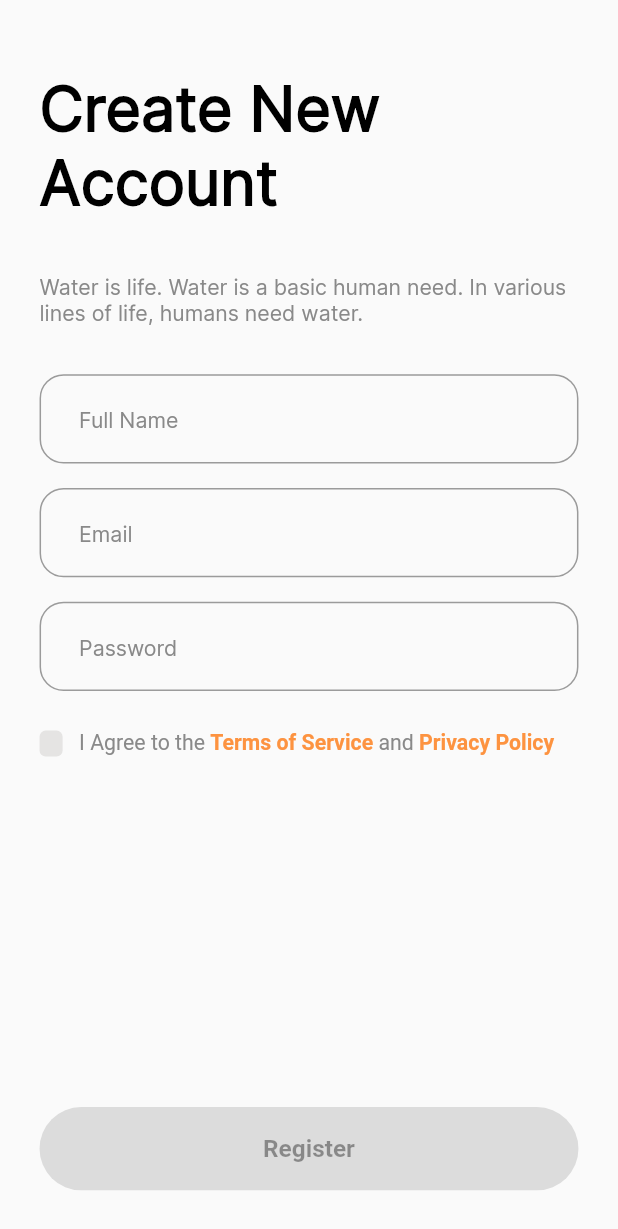
After one commit to andisoer/pet-app, a Flutter app: the RegisterView screen opened by its route, on a phone screen of 412 x 824 dp. The commit adds this screen. Shown: the top 1229 px of the screen. Run offline on Flutter 3.47's test engine with Material 2 defaults, Android fonts, the phone set to English and light mode, and no system bars; our stand-ins replace dots_indicator, flutter_screenutil, flutter_svg, get.

Commit message:
register view

```diff
--- a/lib/configs/page/app_pages.dart
+++ b/lib/configs/page/app_pages.dart
@@ -3,6 +3,8 @@ import 'package:pet_app/configs/route/app_routes.dart';
 import 'package:pet_app/modules/auth/login/controller/login_controller.dart';
 import 'package:pet_app/modules/auth/login/view/login_view.dart';
 import 'package:pet_app/modules/auth/onboarding/view/onboarding_view.dart';
+import 'package:pet_app/modules/auth/register/controller/register_controller.dart';
+import 'package:pet_app/modules/auth/register/view/register_view.dart';
 
 class AppPages {
   AppPages._();
@@ -20,6 +22,13 @@ class AppPages {
           () => Get.lazyPut<LoginController>(() => LoginController()),
         ),
       ),
+      GetPage(
+        name: AppRoutes.register,
+        page: () => const RegisterView(),
+        binding: BindingsBuilder(
+          () => Get.lazyPut<RegisterController>(() => RegisterController()),
+        ),
+      ),
     ];
   }
 }
--- a/lib/configs/route/app_routes.dart
+++ b/lib/configs/route/app_routes.dart
@@ -3,4 +3,5 @@ class AppRoutes {
 
   static const String onBoarding = '/on-boarding';
   static const String login = '/login';
+  static const String register = '/register';
 }
--- a/lib/configs/theme/app_text_styles.dart
+++ b/lib/configs/theme/app_text_styles.dart
@@ -64,4 +64,10 @@ class AppTextStyles {
     fontWeight: FontWeight.w700,
     fontSize: 14.sp,
   );
+
+  static final TextStyle f12w400Grey = TextStyle(
+    color: AppColors.grey,
+    fontWeight: FontWeight.w400,
+    fontSize: 14.sp,
+  );
 }
--- a/lib/modules/auth/login/view/login_view.dart
+++ b/lib/modules/auth/login/view/login_view.dart
@@ -1,7 +1,9 @@
+import 'package:flutter/gestures.dart';
 import 'package:flutter/material.dart';
 import 'package:flutter_screenutil/flutter_screenutil.dart';
 import 'package:get/get.dart';
 import 'package:pet_app/configs/color/app_colors.dart';
+import 'package:pet_app/configs/route/app_routes.dart';
 import 'package:pet_app/configs/theme/app_text_styles.dart';
 import 'package:pet_app/constants/asset_constants.dart';
 import 'package:pet_app/modules/auth/login/controller/login_controller.dart';
@@ -95,6 +97,8 @@ class LoginView extends StatelessWidget {
                     TextSpan(
                       text: 'Create Account',
                       style: AppTextStyles.f12w700Primary,
+                      recognizer: TapGestureRecognizer()
+                        ..onTap = () => Get.toNamed(AppRoutes.register),
                     ),
                   ],
                 ),
--- /dev/null
+++ b/lib/modules/auth/register/controller/register_controller.dart
@@ -0,0 +1,42 @@
+import 'package:flutter/material.dart';
+import 'package:get/get.dart';
+
+class RegisterController extends GetxController {
+  static RegisterController get to => Get.find<RegisterController>();
+
+  RxBool isTermConditionChecked = RxBool(false);
+  RxBool isRegisterButtonEnabled = RxBool(false);
+
+  TextEditingController fullNameController = TextEditingController();
+  TextEditingController emailController = TextEditingController();
+  TextEditingController passwordController = TextEditingController();
+
+  void checkTermCondition() {
+    isTermConditionChecked.value = !isTermConditionChecked.value;
+    registerFormListener();
+  }
+
+  @override
+  void onInit() {
+    super.onInit();
+
+    fullNameController.addListener(registerFormListener);
+    emailController.addListener(registerFormListener);
+    passwordController.addListener(registerFormListener);
+  }
+
+  void registerFormListener() {
+    var fullName = fullNameController.text.trim();
+    var email = emailController.text.trim();
+    var password = passwordController.text.trim();
+
+    if (fullName.isNotEmpty &&
+        email.isNotEmpty &&
+        password.isNotEmpty &&
+        isTermConditionChecked.value) {
+      isRegisterButtonEnabled.value = true;
+    } else {
+      isRegisterButtonEnabled.value = false;
+    }
+  }
+}
--- /dev/null
+++ b/lib/modules/auth/register/view/register_view.dart
@@ -0,0 +1,127 @@
+import 'package:flutter/material.dart';
+import 'package:flutter_screenutil/flutter_screenutil.dart';
+import 'package:get/get.dart';
+import 'package:pet_app/configs/color/app_colors.dart';
+import 'package:pet_app/configs/theme/app_text_styles.dart';
+import 'package:pet_app/modules/auth/register/controller/register_controller.dart';
+
+class RegisterView extends StatelessWidget {
+  const RegisterView({Key? key}) : super(key: key);
+
+  @override
+  Widget build(BuildContext context) {
+    return Scaffold(
+      body: SafeArea(
+        child: Container(
+          margin: EdgeInsets.symmetric(horizontal: 24.w, vertical: 30.h),
+          child: Column(
+            crossAxisAlignment: CrossAxisAlignment.stretch,
+            children: [
+              const SizedBox(height: 18),
+              Text(
+                'Create New\nAccount',
+                style: AppTextStyles.f40w600Black,
+              ),
+              SizedBox(height: 36.h),
+              Text(
+                'Water is life. Water is a basic human need. In various lines of life, humans need water.',
+                style: AppTextStyles.f14w400Grey,
+              ),
+              SizedBox(height: 32.h),
+              TextField(
+                controller: RegisterController.to.fullNameController,
+                keyboardType: TextInputType.name,
+                decoration: const InputDecoration(hintText: 'Full Name'),
+              ),
+              SizedBox(height: 16.h),
+              TextField(
+                controller: RegisterController.to.emailController,
+                keyboardType: TextInputType.emailAddress,
+                decoration: const InputDecoration(hintText: 'Email'),
+              ),
+              SizedBox(height: 16.h),
+              TextField(
+                controller: RegisterController.to.passwordController,
+                decoration: const InputDecoration(hintText: 'Password'),
+                obscureText: true,
+              ),
+              SizedBox(height: 26.h),
+              Row(
+                crossAxisAlignment: CrossAxisAlignment.start,
+                children: [
+                  InkWell(
+                    onTap: () {
+                      RegisterController.to.checkTermCondition();
+                    },
+                    borderRadius: BorderRadius.circular(4.r),
+                    child: Obx(
+                      () => Container(
+                        height: 17.h,
+                        width: 14.w,
+                        decoration: BoxDecoration(
+                          borderRadius: BorderRadius.circular(4.r),
+                          border: RegisterController
+                                  .to.isTermConditionChecked.value
+                              ? Border.all(color: AppColors.primary, width: 2)
+                              : null,
+                          color:
+                              RegisterController.to.isTermConditionChecked.value
+                                  ? AppColors.primary
+                                  : AppColors.grey3,
+                        ),
+                        child:
+                            RegisterController.to.isTermConditionChecked.value
+                                ? Container(
+                                    decoration: BoxDecoration(
+                                      color: AppColors.primary,
+                                      borderRadius: BorderRadius.circular(4.r),
+                                      border: Border.all(
+                                        color: AppColors.white,
+                                        width: 2,
+                                      ),
+                                    ),
+                                  )
+                                : const SizedBox(),
+                      ),
+                    ),
+                  ),
+                  SizedBox(
+                    width: 10.w,
+                  ),
+                  Expanded(
+                    child: RichText(
+                      text: TextSpan(
+                        text: 'I Agree to the ',
+                        style: AppTextStyles.f12w400Grey,
+                        children: [
+                          TextSpan(
+                            text: 'Terms of Service ',
+                            style: AppTextStyles.f12w700Primary,
+                          ),
+                          const TextSpan(text: 'and '),
+                          TextSpan(
+                            text: 'Privacy Policy',
+                            style: AppTextStyles.f12w700Primary,
+                          )
+                        ],
+                      ),
+                    ),
+                  )
+                ],
+              ),
+              const Expanded(child: SizedBox()),
+              Obx(
+                () => ElevatedButton(
+                    onPressed:
+                        RegisterController.to.isRegisterButtonEnabled.value
+                            ? () {}
+                            : null,
+                    child: const Text('Register')),
+              )
+            ],
+          ),
+        ),
+      ),
+    );
+  }
+}
```
